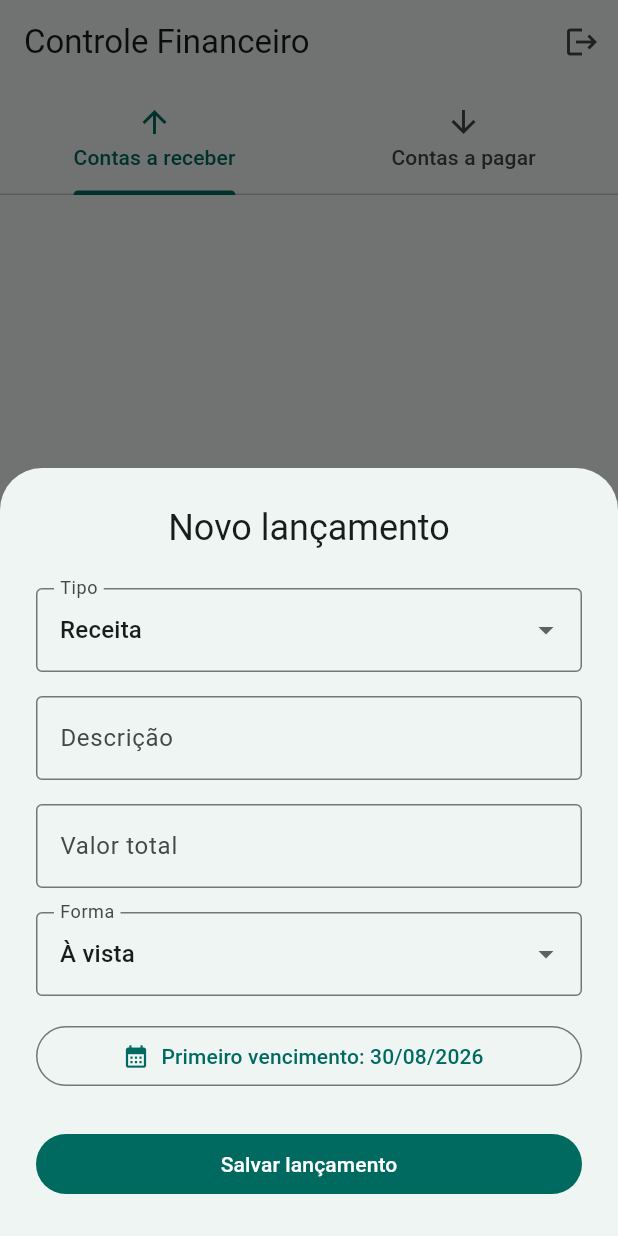
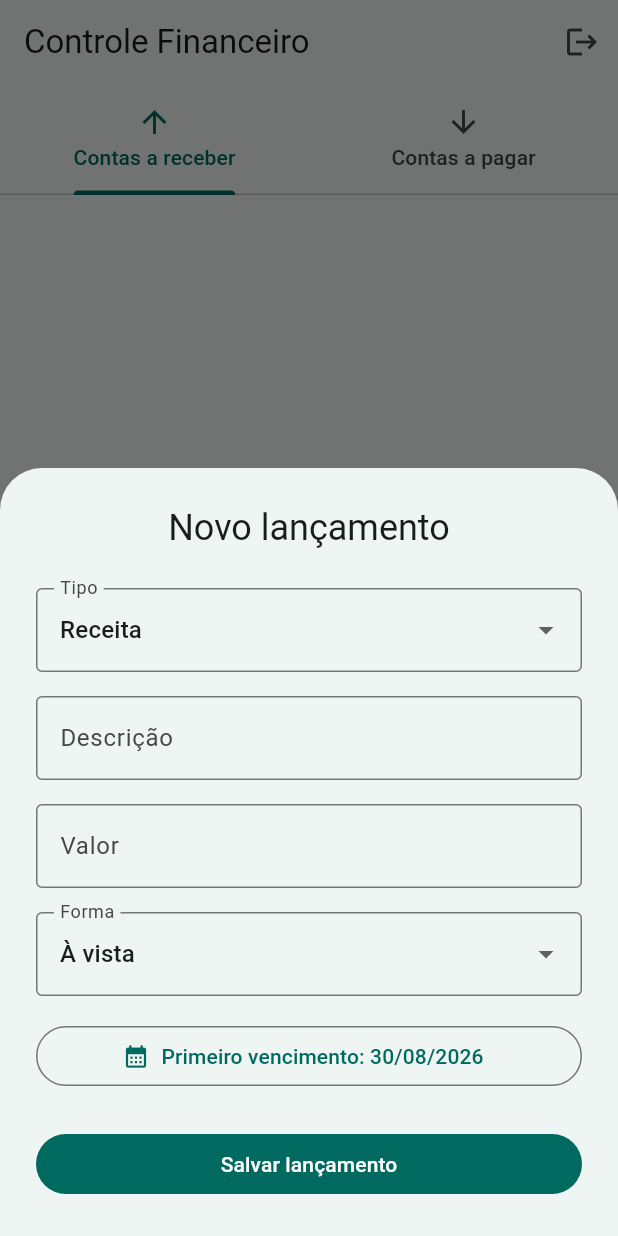
Before and after one commit to mauricioceles/app-financas-mvp, a Flutter app: the screen it shows once a user with an empty profile is signed in, after a tap on "Adicionar", on a phone screen of 412 x 824 dp. Run offline on Flutter 3.47's test engine with Material 3 defaults, Android fonts, the phone set to English and light mode, and no system bars; our stand-ins replace cloud_firestore, firebase_auth, firebase_core; accounts and stored records are empty; network calls fail.

Commit message:
Corrige valor informado em contas parceladas

```diff
--- a/lib/widgets/formulario_lancamento.dart
+++ b/lib/widgets/formulario_lancamento.dart
@@ -178,10 +178,15 @@ class _FormularioLancamentoState extends State<FormularioLancamento> {
                 keyboardType: const TextInputType.numberWithOptions(
                   decimal: true,
                 ),
-                decoration: const InputDecoration(
-                  labelText: 'Valor total',
+                decoration: InputDecoration(
+                  labelText: _forma == FormaLancamento.parcelado
+                      ? 'Valor de cada parcela'
+                      : 'Valor',
+                  helperText: _forma == FormaLancamento.parcelado
+                      ? 'O valor será repetido em todas as parcelas.'
+                      : null,
                   prefixText: 'R\$ ',
-                  border: OutlineInputBorder(),
+                  border: const OutlineInputBorder(),
                 ),
                 validator: (texto) {
                   final valor = _converterValor(texto ?? '');
```
Also changed, not shown: lib/services/lancamento_service.dart (+5 -6 lines).
